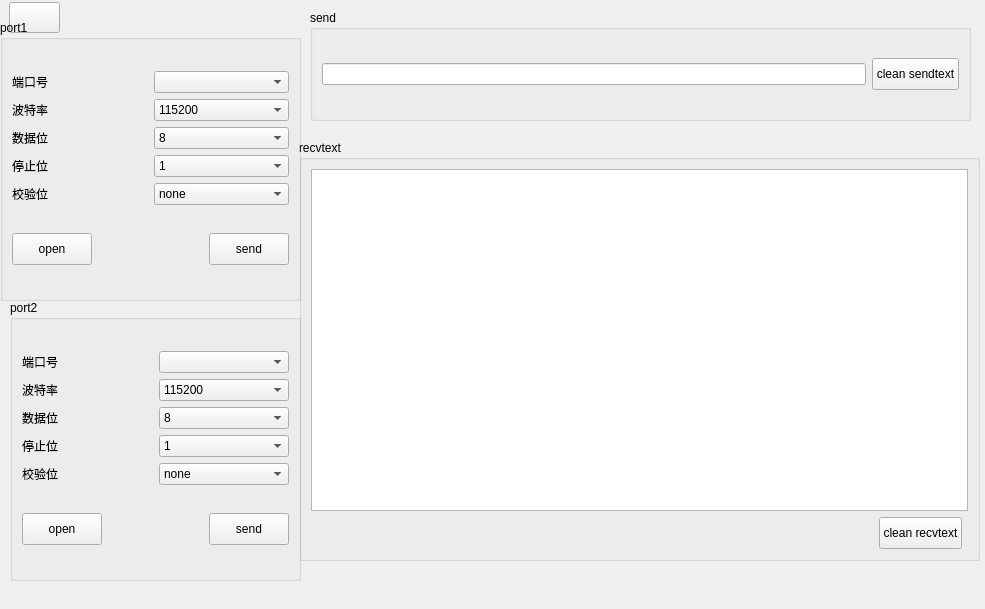
First picture: the form in qt/t507/serial.ui, repository jizizihe/baijie_demo, before the edit.
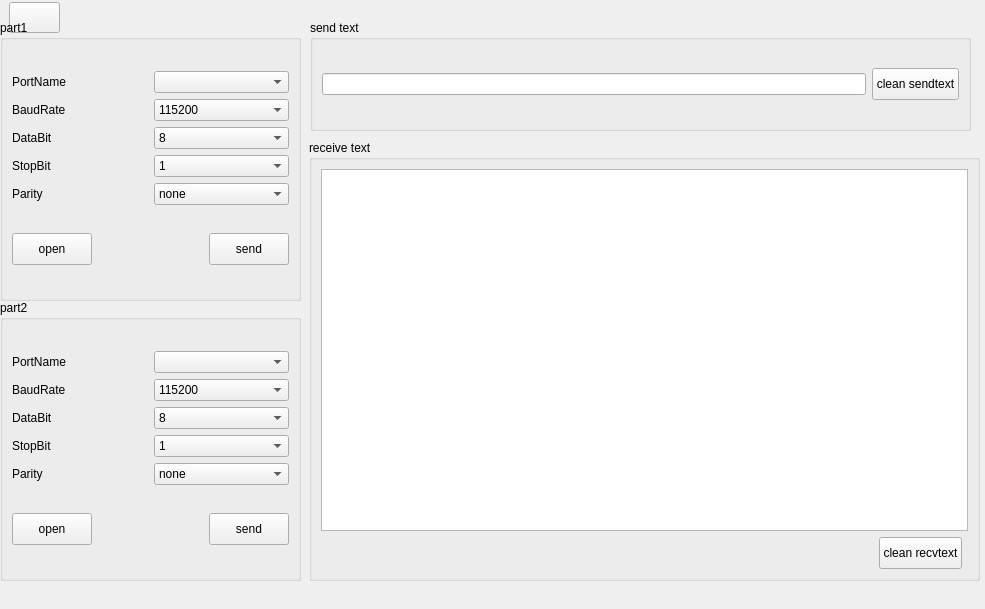
Second picture: the form after the edit. Icons and pictures are not drawn.

Patch:
```diff
--- a/qt/t507/serial.ui
+++ b/qt/t507/serial.ui
@@ -89,9 +89,9 @@
    <widget class="QGroupBox" name="groupBox_2">
     <property name="geometry">
      <rect>
-      <x>10</x>
+      <x>0</x>
       <y>300</y>
-      <width>291</width>
+      <width>301</width>
       <height>281</height>
      </rect>
     </property>
@@ -102,7 +102,7 @@
      </sizepolicy>
     </property>
     <property name="title">
-     <string>port2</string>
+     <string>part2</string>
     </property>
     <layout class="QGridLayout" name="gridLayout_7">
      <item row="0" column="0">
@@ -112,35 +112,35 @@
          <item>
           <widget class="QLabel" name="PartNamelab_21">
            <property name="text">
-            <string>端口号</string>
+            <string>PortName</string>
            </property>
           </widget>
          </item>
          <item>
           <widget class="QLabel" name="PartNamelab_22">
            <property name="text">
-            <string>波特率</string>
+            <string>BaudRate</string>
            </property>
           </widget>
          </item>
          <item>
           <widget class="QLabel" name="PartNamelab_23">
            <property name="text">
-            <string>数据位</string>
+            <string>DataBit</string>
            </property>
           </widget>
          </item>
          <item>
           <widget class="QLabel" name="PartNamelab_24">
            <property name="text">
-            <string>停止位</string>
+            <string>StopBit</string>
            </property>
           </widget>
          </item>
          <item>
           <widget class="QLabel" name="PartNamelab_25">
            <property name="text">
-            <string>校验位</string>
+            <string>Parity</string>
            </property>
           </widget>
          </item>
@@ -293,13 +293,13 @@
     <property name="geometry">
      <rect>
       <x>310</x>
-      <y>10</y>
+      <y>20</y>
       <width>661</width>
       <height>111</height>
      </rect>
     </property>
     <property name="title">
-     <string>send</string>
+     <string>send text</string>
     </property>
     <layout class="QGridLayout" name="gridLayout_4">
      <item row="0" column="0">
@@ -323,14 +323,14 @@
    <widget class="QGroupBox" name="groupBox_4">
     <property name="geometry">
      <rect>
-      <x>299</x>
+      <x>309</x>
       <y>140</y>
-      <width>681</width>
-      <height>421</height>
+      <width>671</width>
+      <height>441</height>
      </rect>
     </property>
     <property name="title">
-     <string>recvtext</string>
+     <string>receive text</string>
     </property>
     <layout class="QGridLayout" name="gridLayout_3">
      <item row="0" column="0" colspan="3">
@@ -378,7 +378,7 @@
      </rect>
     </property>
     <property name="title">
-     <string>port1</string>
+     <string>part1</string>
     </property>
     <layout class="QGridLayout" name="gridLayout">
      <item row="0" column="0">
@@ -388,35 +388,35 @@
          <item>
           <widget class="QLabel" name="PartNamelab_26">
            <property name="text">
-            <string>端口号</string>
+            <string>PortName</string>
            </property>
           </widget>
          </item>
          <item>
           <widget class="QLabel" name="PartNamelab_27">
            <property name="text">
-            <string>波特率</string>
+            <string>BaudRate</string>
            </property>
           </widget>
          </item>
          <item>
           <widget class="QLabel" name="PartNamelab_28">
            <property name="text">
-            <string>数据位</string>
+            <string>DataBit</string>
            </property>
           </widget>
          </item>
          <item>
           <widget class="QLabel" name="PartNamelab_29">
            <property name="text">
-            <string>停止位</string>
+            <string>StopBit</string>
            </property>
           </widget>
          </item>
          <item>
           <widget class="QLabel" name="PartNamelab_30">
            <property name="text">
-            <string>校验位</string>
+            <string>Parity</string>
            </property>
           </widget>
          </item>
```
